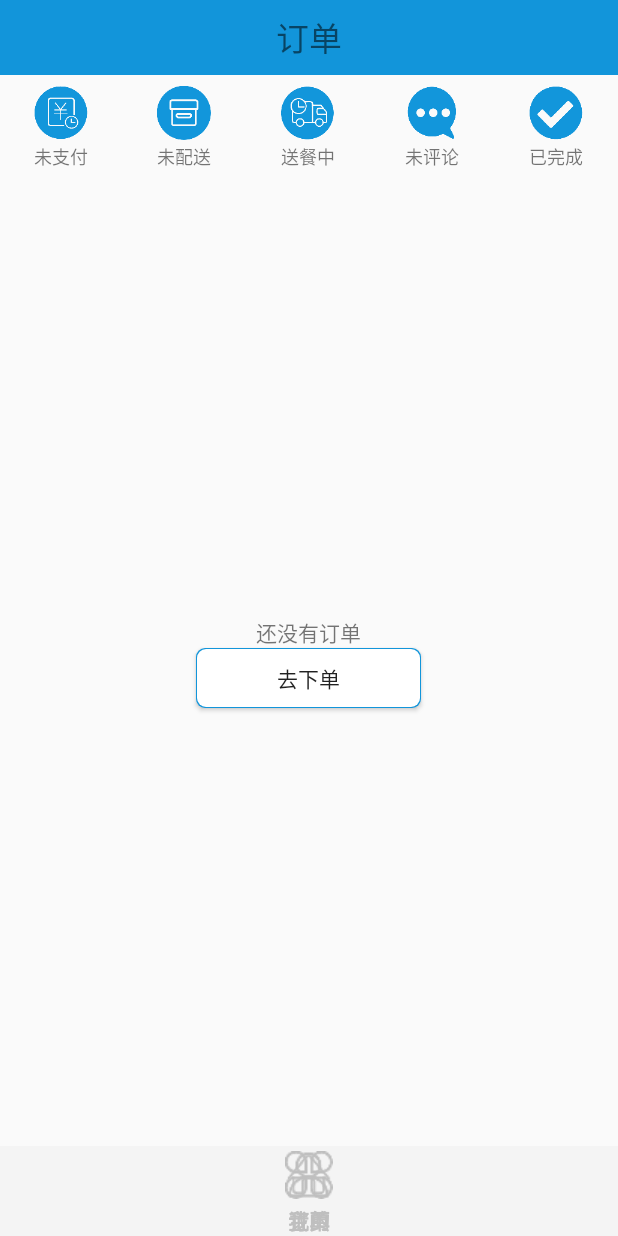
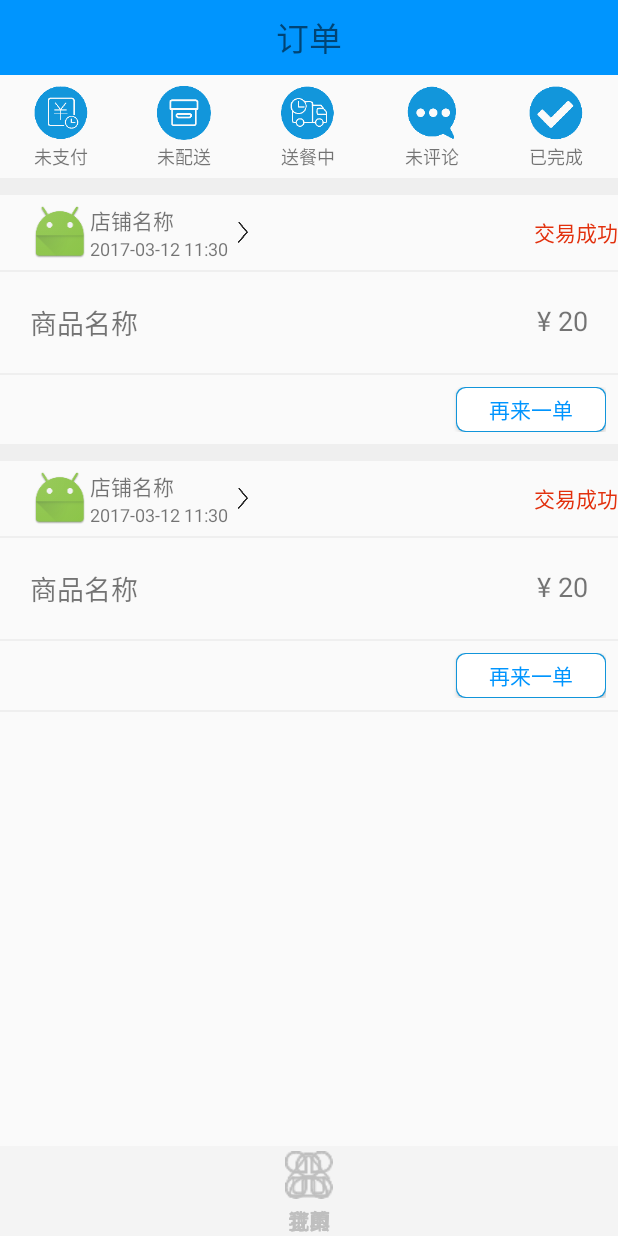
Before and after one commit to RuanXiaoHui/GoodTaste, an Android app: the fragment OrderFragment placed in its activity, on a phone screen of 412 x 824 dp. Run offline under Robolectric (Android 15) with nearby library versions, the phone set to English and light mode, and no system bars.

Commit message:
修改布局文件

```diff
--- a/app/src/main/java/www/formssi/goodtaste/fragment/OrderFragment.java
+++ b/app/src/main/java/www/formssi/goodtaste/fragment/OrderFragment.java
@@ -38,8 +38,8 @@ public class OrderFragment extends Fragment implements View.OnClickListener {
 
         orders = new ArrayList<>();
 
-//        orders.add(new OrderBean("好味道","2017-03-11 22:30","宫保鸡丁","23","交易完成"));
-//        orders.add(new OrderBean("好味道","2017-03-11 22:30","宫保鸡丁","23","交易完成"));
+        orders.add(new OrderBean("好味道","2017-03-11 22:30","宫保鸡丁","23","交易完成"));
+        orders.add(new OrderBean("好味道","2017-03-11 22:30","宫保鸡丁","23","交易完成"));
 //        orders.add(new OrderBean("好味道","2017-03-11 22:30","宫保鸡丁","23","交易完成"));
 //        orders.add(new OrderBean("好味道","2017-03-11 22:30","宫保鸡丁","23","交易完成"));
 //        orders.add(new OrderBean("好味道","2017-03-11 22:30","宫保鸡丁","23","交易完成"));
--- a/app/src/main/res/layout/fragment_order.xml
+++ b/app/src/main/res/layout/fragment_order.xml
@@ -5,7 +5,7 @@
     >
     <RelativeLayout
         android:layout_width="match_parent"
-        android:background="#1295DA"
+        android:background="@color/appColor"
         android:layout_height="50dp">
         <TextView
             android:layout_width="wrap_content"
@@ -151,7 +151,8 @@
         </LinearLayout>
 
     </LinearLayout>
-
+    <ImageView
+        style="@style/thin_dividing_line"/>
     <android.support.v7.widget.RecyclerView
         android:id="@+id/rvOrderList"
         android:layout_width="match_parent"
--- a/app/src/main/res/layout/item_order.xml
+++ b/app/src/main/res/layout/item_order.xml
@@ -5,9 +5,7 @@
               android:orientation="vertical">
 
     <ImageView
-        android:layout_width="match_parent"
-        android:layout_height="10dp"
-        android:background="#CDCDCD"
+        style="@style/crude_dividing_line"
         />
     <RelativeLayout
         android:layout_width="match_parent"
@@ -72,9 +70,7 @@
     </RelativeLayout>
 
     <ImageView
-        android:layout_width="match_parent"
-        android:layout_height="1px"
-        android:background="#d6d4d3"
+        style="@style/thin_dividing_line"
         />
 
     <RelativeLayout
@@ -107,9 +103,7 @@
     </RelativeLayout>
 
     <ImageView
-        android:layout_width="match_parent"
-        android:layout_height="1px"
-        android:background="#d6d4d3"
+        style="@style/thin_dividing_line"
         />
 
     <RelativeLayout
@@ -124,13 +118,11 @@
             android:layout_alignParentRight="true"
             android:background="@drawable/shape_button_order_item"
             android:text="再来一单"
-            android:textColor="#1295DA"
+            android:textColor="@color/appColor"
             />
 
     </RelativeLayout>
     <ImageView
-        android:layout_width="match_parent"
-        android:layout_height="1px"
-        android:background="#d6d4d3"
+        style="@style/thin_dividing_line"
         />
 </LinearLayout>
--- a/app/src/main/res/layout/layout_home_titlebar.xml
+++ b/app/src/main/res/layout/layout_home_titlebar.xml
@@ -3,7 +3,7 @@
               android:layout_width="match_parent"
               android:layout_height="wrap_content"
               android:orientation="vertical"
-              android:background="@color/appcolor">
+              android:background="@color/appColor">
 
     <RelativeLayout
         android:layout_width="match_parent"
--- a/app/src/main/res/values/colors.xml
+++ b/app/src/main/res/values/colors.xml
@@ -3,7 +3,7 @@
     <color name="colorPrimary">#0095fe</color>
     <color name="colorPrimaryDark">#0095fe</color>
     <color name="colorAccent">#FF4081</color>
-    <color name="appcolor">#0095fe</color>
+    <color name="appColor">#0095fe</color>
 
     <color name="activity_common_background_gray1">#f7f7f7</color>
     <color name="activity_common_background_gray2">#efefef</color>
--- a/app/src/main/res/values/styles.xml
+++ b/app/src/main/res/values/styles.xml
@@ -242,4 +242,18 @@
         <item name="android:textColor">@color/activity_text_black</item>
     </style>
 
+
+    <!--orderFragment的粗分割线-->
+    <style name="crude_dividing_line">
+        <item name="android:layout_width">match_parent</item>
+        <item name="android:layout_height">10dp</item>
+        <item name="android:background">@color/line_horizontal</item>
+    </style>
+    <!--orderFragment的细分割线-->
+    <style name="thin_dividing_line">
+        <item name="android:layout_width">match_parent</item>
+        <item name="android:layout_height">1dp</item>
+        <item name="android:background">@color/line_horizontal</item>
+    </style>
+
 </resources>
```
Also changed, not shown: app/src/main/java/www/formssi/goodtaste/utils/DataBaseSQLiteUtil.java (+21 -0 lines).
